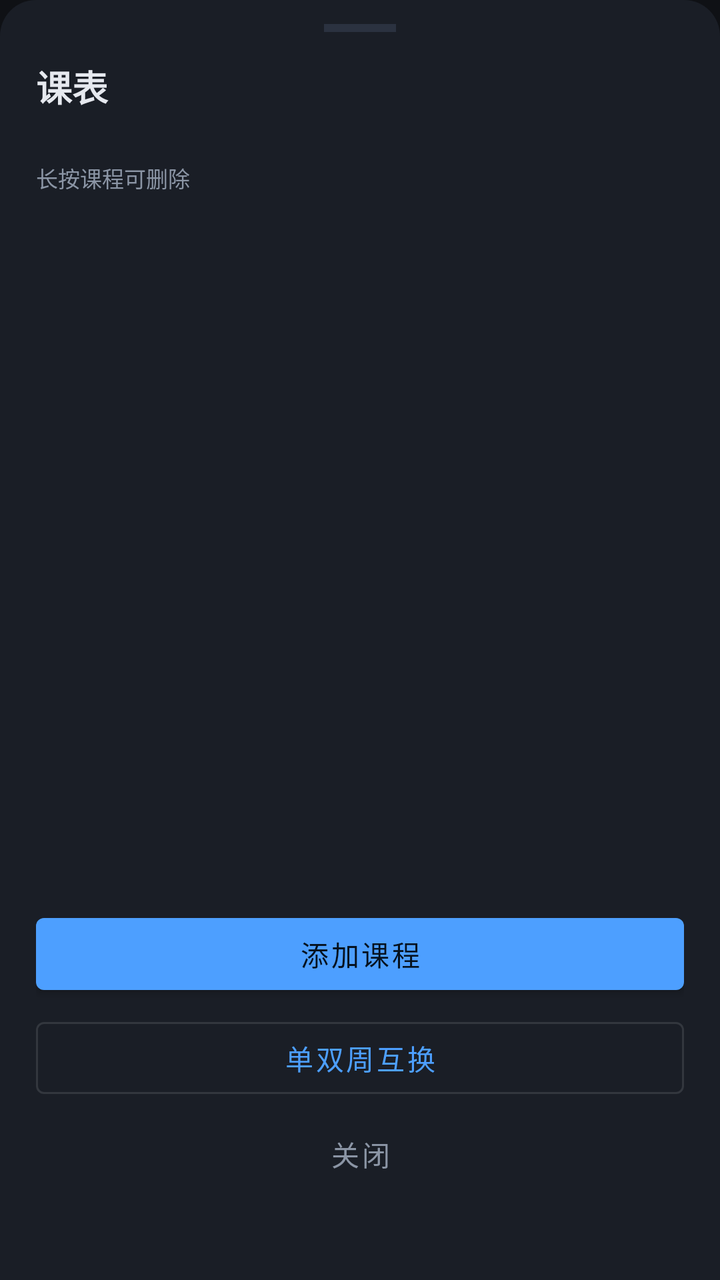
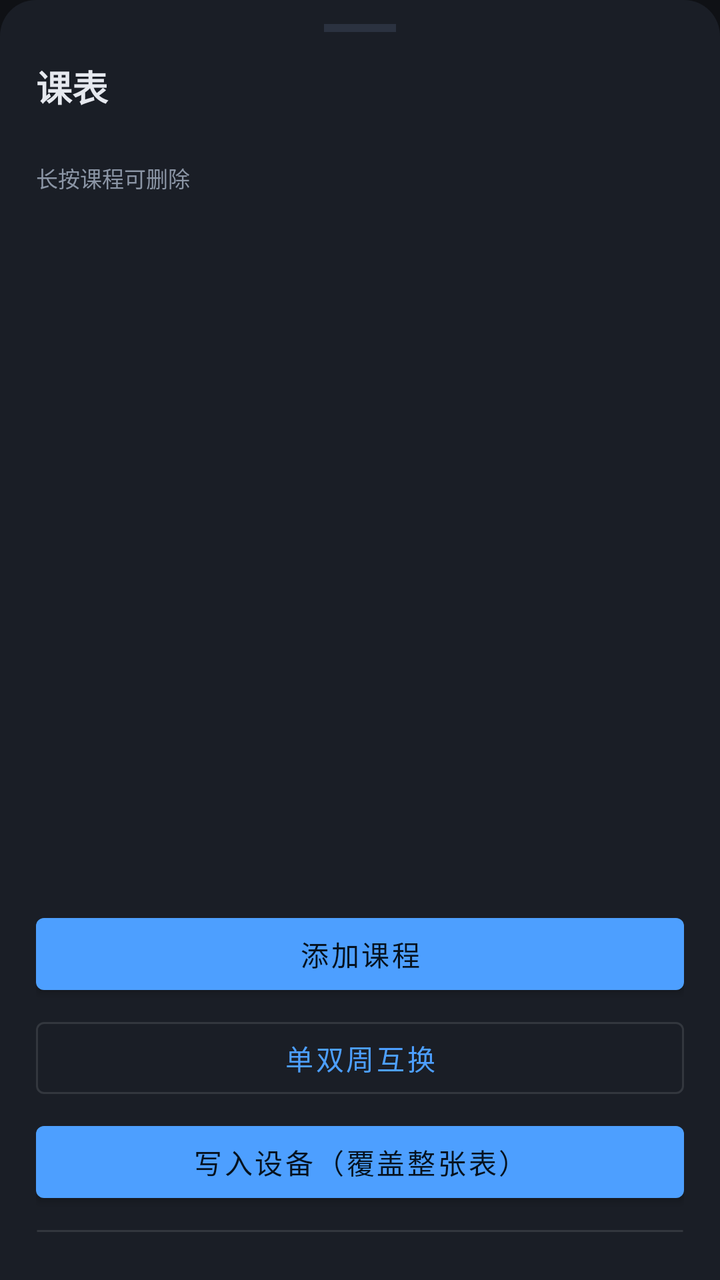

An Android layout rendered at two revisions. The XML below is the earlier revision; the diff shows what the commit changed to produce the second picture.
<!-- AndroidManifest.xml: application theme Theme.OLEDPanel -->
<!-- res/layout/sheet_course_list.xml -->
<?xml version="1.0" encoding="utf-8"?>
<LinearLayout xmlns:android="http://schemas.android.com/apk/res/android"
    android:layout_width="match_parent"
    android:layout_height="wrap_content"
    android:background="@drawable/bg_sheet"
    android:orientation="vertical"
    android:paddingStart="18dp"
    android:paddingTop="12dp"
    android:paddingEnd="18dp"
    android:paddingBottom="18dp">

    <View
        android:layout_width="36dp"
        android:layout_height="4dp"
        android:layout_gravity="center_horizontal"
        android:background="@color/line" />

    <TextView
        android:id="@+id/tvSheetTitle"
        android:layout_width="match_parent"
        android:layout_height="wrap_content"
        android:layout_marginTop="14dp"
        android:text="@string/course_title"
        android:textColor="@color/fg"
        android:textSize="18sp"
        android:textStyle="bold" />

    <TextView
        android:id="@+id/tvSheetStatus"
        android:layout_width="match_parent"
        android:layout_height="wrap_content"
        android:layout_marginTop="4dp"
        android:textColor="@color/dim"
        android:textSize="12sp" />

    <TextView
        android:id="@+id/tvCourseHint"
        android:layout_width="match_parent"
        android:layout_height="wrap_content"
        android:layout_marginTop="4dp"
        android:text="长按课程可删除"
        android:textColor="@color/dim"
        android:textSize="11sp" />

    <androidx.recyclerview.widget.RecyclerView
        android:id="@+id/rvCourses"
        android:layout_width="match_parent"
        android:layout_height="340dp"
        android:layout_marginTop="8dp"
        android:clipToPadding="false" />

    <com.google.android.material.button.MaterialButton
        android:id="@+id/btnAddCourse"
        android:layout_width="match_parent"
        android:layout_height="wrap_content"
        android:layout_marginTop="8dp"
        android:text="@string/add_course"
        android:textAllCaps="false" />

    <com.google.android.material.button.MaterialButton
        android:id="@+id/btnFlipParity"
        style="@style/Widget.MaterialComponents.Button.OutlinedButton"
        android:layout_width="match_parent"
        android:layout_height="wrap_content"
        android:layout_marginTop="4dp"
        android:text="@string/flip_parity"
        android:textAllCaps="false" />

    <com.google.android.material.button.MaterialButton
        android:id="@+id/btnCloseCourses"
        style="@style/Widget.MaterialComponents.Button.TextButton"
        android:layout_width="match_parent"
        android:layout_height="wrap_content"
        android:text="@string/close"
        android:textAllCaps="false"
        android:textColor="@color/dim" />
</LinearLayout>
<!-- resources referenced by this layout -->
<resources>
  <color name="dim">#8B95A5</color>
  <color name="fg">#E6E9EF</color>
  <color name="line">#2B3240</color>
  <!-- drawable bg_sheet (drawable) -->
  <?xml version="1.0" encoding="utf-8"?>
  <shape xmlns:android="http://schemas.android.com/apk/res/android"
      android:shape="rectangle">
      <solid android:color="@color/surface" />
      <corners
          android:topLeftRadius="18dp"
          android:topRightRadius="18dp" />
  </shape>
  <string name="add_course">添加课程</string>
  <string name="close">关闭</string>
  <string name="course_title">课表</string>
  <string name="flip_parity">单双周互换</string>
  <style name="Theme.OLEDPanel" parent="Theme.MaterialComponents.NoActionBar">
          <item name="colorPrimary">@color/accent</item>
          <item name="colorPrimaryVariant">@color/accent</item>
          <item name="colorOnPrimary">#06121F</item>
          <item name="colorSecondary">@color/ok</item>
          <item name="colorSecondaryVariant">@color/ok</item>
          <item name="colorOnSecondary">#06121F</item>
          <item name="colorSurface">@color/surface</item>
          <item name="colorOnSurface">@color/fg</item>
          <item name="colorOnBackground">@color/fg</item>
          <item name="colorError">@color/err</item>
          <item name="colorControlNormal">@color/dim</item>
          <item name="android:colorBackground">@color/bg</item>
          <item name="android:windowBackground">@color/bg</item>
          <item name="android:statusBarColor">@color/bg</item>
          <item name="android:navigationBarColor">@color/bg</item>
          <item name="android:windowLightStatusBar">false</item>
          <item name="android:windowLightNavigationBar">false</item>
          <item name="android:textColorPrimary">@color/fg</item>
          <item name="android:textColorSecondary">@color/dim</item>
          <item name="android:textColorHint">@color/dim</item>
      </style>
  <color name="surface">#1A1E26</color>
  <color name="accent">#4D9FFF</color>
  <color name="ok">#3DDC97</color>
  <color name="err">#FF6B6B</color>
  <color name="bg">#0F1115</color>
</resources>

<!-- the commit's change to res/layout/sheet_course_list.xml (unified diff, before → after) -->
@@ -67,6 +67,23 @@
         android:textAllCaps="false" />
 
     <com.google.android.material.button.MaterialButton
+        android:id="@+id/btnSaveCourses"
+        android:layout_width="match_parent"
+        android:layout_height="wrap_content"
+        android:layout_marginTop="4dp"
+        android:text="写入设备（覆盖整张表）"
+        android:textAllCaps="false" />
+
+    <com.google.android.material.button.MaterialButton
+        android:id="@+id/btnReloadCourses"
+        style="@style/Widget.MaterialComponents.Button.OutlinedButton"
+        android:layout_width="match_parent"
+        android:layout_height="wrap_content"
+        android:layout_marginTop="4dp"
+        android:text="从设备重新读取"
+        android:textAllCaps="false" />
+
+    <com.google.android.material.button.MaterialButton
         android:id="@+id/btnCloseCourses"
         style="@style/Widget.MaterialComponents.Button.TextButton"
         android:layout_width="match_parent"
